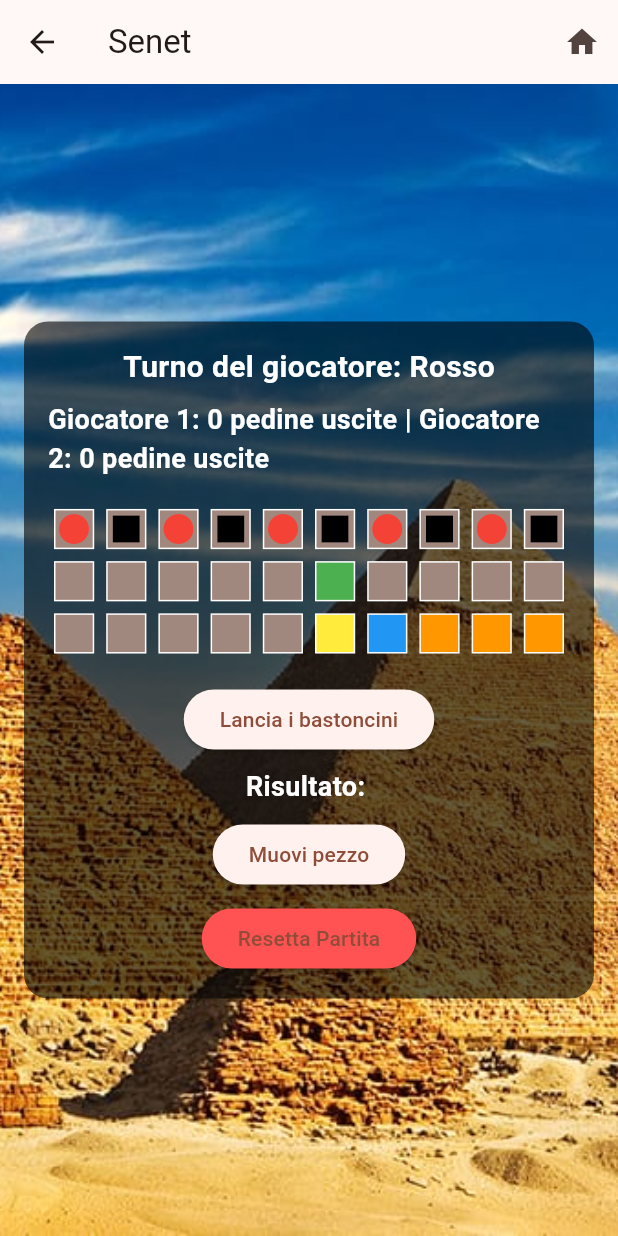
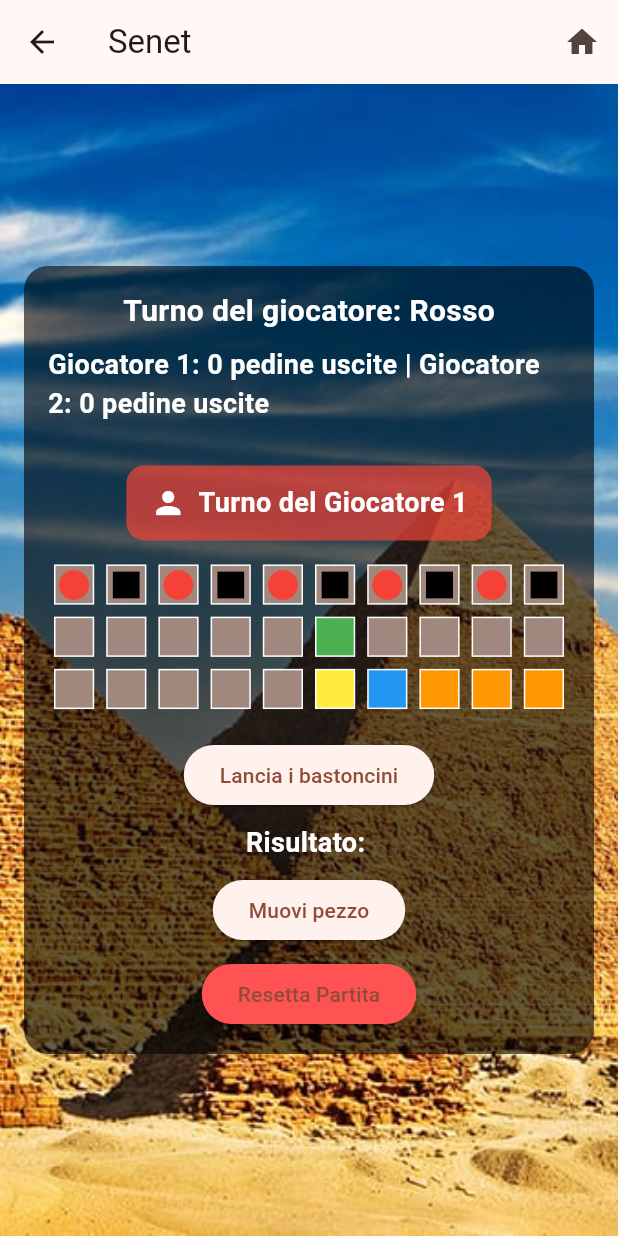
Before and after one commit to BlackWolf00/Senet-Game, a Flutter app: the screen it shows once a user with an empty profile is signed in, after a tap on an icon or button, on a phone screen of 412 x 824 dp. Run offline on Flutter 3.47's test engine with Material 3 defaults, Android fonts, the phone set to English and light mode, and no system bars; our stand-ins replace cloud_firestore, firebase_auth, firebase_core; accounts and stored records are empty.

Commit message:
Added box to show user's turn or ia turn

```diff
--- a/lib/screens/game_screen.dart
+++ b/lib/screens/game_screen.dart
@@ -222,6 +222,40 @@ class _GameScreenState extends State<GameScreen> {
                     style: TextStyle(fontSize: 18, fontWeight: FontWeight.bold, color: Colors.white),
                   ),
                   SizedBox(height: 16),
+                  Container(
+                    margin: EdgeInsets.symmetric(vertical: 12),
+                    padding: EdgeInsets.symmetric(vertical: 12, horizontal: 16),
+                    decoration: BoxDecoration(
+                      color: widget.vsAI && currentPlayer == 2
+                          ? Colors.indigo.withOpacity(0.7)
+                          : currentPlayer == 1
+                          ? Colors.red.withOpacity(0.7)
+                          : Colors.black.withOpacity(0.7),
+                      borderRadius: BorderRadius.circular(12),
+                    ),
+                    child: Row(
+                      mainAxisSize: MainAxisSize.min,
+                      children: [
+                        Icon(
+                          widget.vsAI && currentPlayer == 2
+                              ? Icons.smart_toy
+                              : currentPlayer == 1
+                              ? Icons.person
+                              : Icons.person_outline,
+                          color: Colors.white,
+                        ),
+                        SizedBox(width: 8),
+                        Text(
+                          widget.vsAI && currentPlayer == 2
+                              ? "Turno dell'IA"
+                              : currentPlayer == 1
+                              ? "Turno del Giocatore 1"
+                              : "Turno del Giocatore 2",
+                          style: TextStyle(color: Colors.white, fontSize: 18, fontWeight: FontWeight.bold),
+                        ),
+                      ],
+                    ),
+                  ),
                   GridView.builder(
                     shrinkWrap: true,
                     physics: NeverScrollableScrollPhysics(),
```
